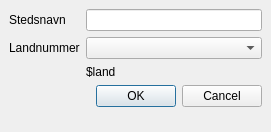
First picture: the form in src/QT/jobber/jobber/newcity.ui, repository andersbo87/sources, before the edit.
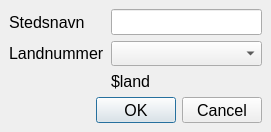
Second picture: the form after the edit. Icons and pictures are not drawn.

The edit to the form file:
```diff
--- a/src/QT/jobber/jobber/newcity.ui
+++ b/src/QT/jobber/jobber/newcity.ui
@@ -16,6 +16,12 @@
     <height>132</height>
    </size>
   </property>
+  <property name="font">
+   <font>
+    <family>Arial</family>
+    <pointsize>12</pointsize>
+   </font>
+  </property>
   <property name="windowTitle">
    <string>Legg til nytt sted</string>
   </property>
```
